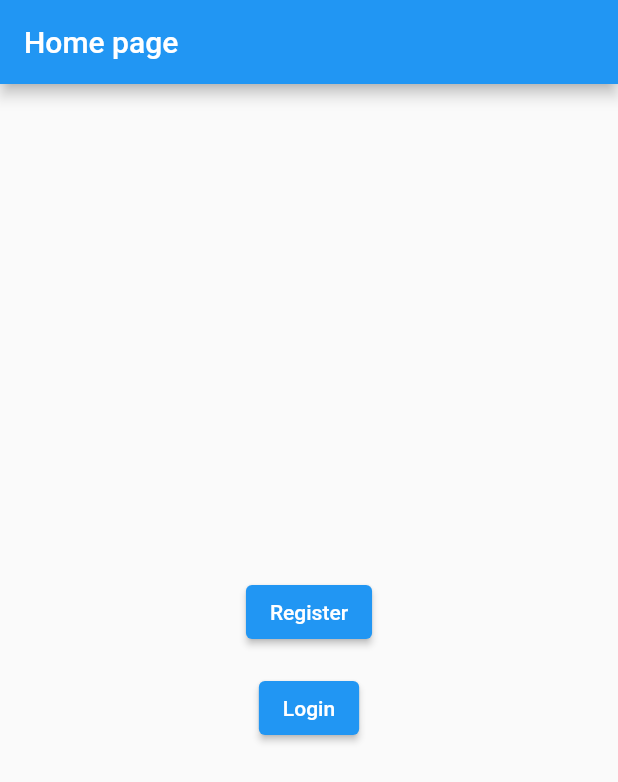
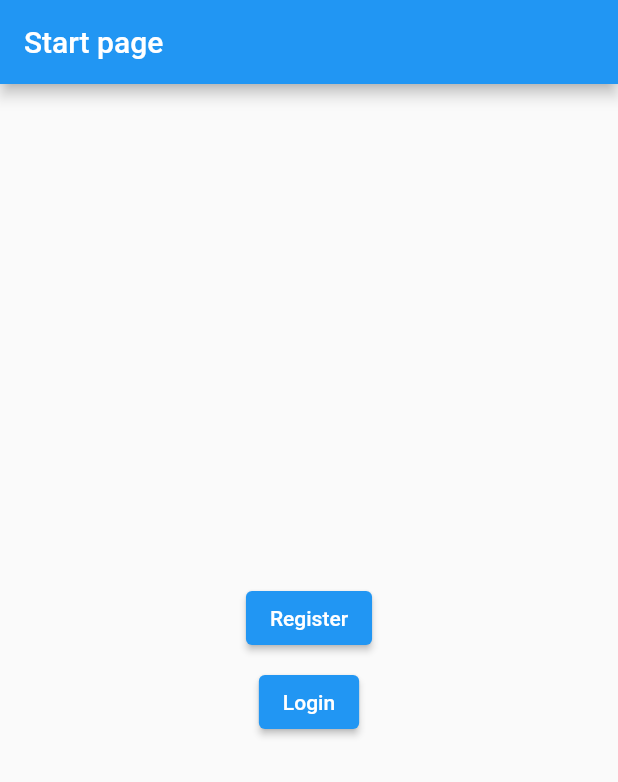
Before and after one commit to bogpie/online_banking_pini, a Flutter app: the screen it shows after launch, on a phone screen of 412 x 824 dp. Shown: the top 782 px of the screen. Run offline on Flutter 3.47's test engine with Material 2 defaults, Android fonts, the phone set to English and light mode, and no system bars; our stand-ins replace firebase_auth, firebase_core; accounts and stored records are empty.

Commit message:
Started registration

```diff
--- a/lib/main.dart
+++ b/lib/main.dart
@@ -1,9 +1,13 @@
 import 'package:flutter/material.dart';
 import 'package:online_banking_pini/pages/home_page.dart';
+import 'package:online_banking_pini/pages/start_page.dart';
 import 'package:online_banking_pini/pages/login_page.dart';
 import 'package:online_banking_pini/pages/register_page.dart';
+import 'package:firebase_core/firebase_core.dart';
 
-void main() {
+void main() async{
+  WidgetsFlutterBinding.ensureInitialized();
+  await Firebase.initializeApp();
   runApp(const MyApp());
 }
 
@@ -16,21 +20,13 @@ class MyApp extends StatelessWidget {
     return MaterialApp(
       title: 'Flutter Demo',
       theme: ThemeData(
-        // This is the theme of your application.
-        //
-        // Try running your application with "flutter run". You'll see the
-        // application has a blue toolbar. Then, without quitting the app, try
-        // changing the primarySwatch below to Colors.green and then invoke
-        // "hot reload" (press "r" in the console where you ran "flutter run",
-        // or simply save your changes to "hot reload" in a Flutter IDE).
-        // Notice that the counter didn't reset back to zero; the application
-        // is not restarted.
         primarySwatch: Colors.blue,
       ),
-      home: const HomePage(),
+      home: const StartPage(),
       routes: {
         '/register': (context) => const RegisterPage(),
         '/login': (context) => const LoginPage(),
+        '/home' : (context) => const HomePage(),
       },
     );
   }
--- a/lib/pages/home_page.dart
+++ b/lib/pages/home_page.dart
@@ -1,40 +1,36 @@
+import 'package:firebase_auth/firebase_auth.dart';
 import 'package:flutter/material.dart';
 
 class HomePage extends StatefulWidget {
   const HomePage({Key? key}) : super(key: key);
 
   @override
-  State<HomePage> createState() => _LoginPageState();
+  State<HomePage> createState() => _HomePageState();
 }
 
-class _LoginPageState extends State<HomePage> {
+class _HomePageState extends State<HomePage> {
+  final FirebaseAuth _auth = FirebaseAuth.instance;
+
   @override
   Widget build(BuildContext context) {
+    final FirebaseAuth _auth = FirebaseAuth.instance;
+    String displayName = '';
+    setState(() {
+      displayName = _auth.currentUser?.displayName ?? '';
+    });
+
     return Scaffold(
       appBar: AppBar(
         title: const Text('Home page'),
       ),
-      body: Center(
-        child: Column(
-          mainAxisAlignment: MainAxisAlignment.center,
-          crossAxisAlignment: CrossAxisAlignment.center,
-          children: [
-            ElevatedButton(
-              onPressed: () {
-                Navigator.pushNamed(context, '/register');
-              },
-              child: const Text('Register'),
-            ),
-            const SizedBox(
-              height: 16,
-            ),
-            ElevatedButton(
-              onPressed: () {
-                Navigator.pushNamed(context, '/login');
-              },
-              child: const Text('Login'),
-            ),
-          ],
+      body: Padding(
+        padding: const EdgeInsets.all(8.0),
+        child: Center(
+          child: Column(
+            children: [
+              Text('Hello ' + displayName),
+            ],
+          ),
         ),
       ),
     );
--- a/lib/pages/login_page.dart
+++ b/lib/pages/login_page.dart
@@ -31,7 +31,9 @@ class _LoginPageState extends State<LoginPage> {
               const SizedBox(
                 height: 16,
               ),
-              ElevatedButton(onPressed: () {}, child: const Text("Submit")),
+              ElevatedButton(onPressed: () {
+                Navigator.pushNamed(context, '/home');
+              }, child: const Text("Submit")),
             ],
           ),
         ),
--- /dev/null
+++ b/lib/pages/start_page.dart
@@ -0,0 +1,45 @@
+import 'package:firebase_auth/firebase_auth.dart';
+import 'package:flutter/material.dart';
+
+class StartPage extends StatefulWidget {
+  const StartPage({Key? key}) : super(key: key);
+
+  @override
+  State<StartPage> createState() => _LoginPageState();
+}
+
+class _LoginPageState extends State<StartPage> {
+  @override
+  Widget build(BuildContext context) {
+    final _auth = FirebaseAuth.instance;
+
+    return Scaffold(
+      appBar: AppBar(
+        title: const Text('Start page'),
+      ),
+      body: Center(
+        child: Column(
+          mainAxisAlignment: MainAxisAlignment.center,
+          crossAxisAlignment: CrossAxisAlignment.center,
+          children: [
+            ElevatedButton(
+              onPressed: () {
+                Navigator.pushNamed(context, '/register');
+              },
+              child: const Text('Register'),
+            ),
+            const SizedBox(
+              height: 8,
+            ),
+            ElevatedButton(
+              onPressed: () {
+                Navigator.pushNamed(context, '/login');
+              },
+              child: const Text('Login'),
+            ),
+          ],
+        ),
+      ),
+    );
+  }
+}
--- a/pubspec.yaml
+++ b/pubspec.yaml
@@ -33,7 +33,9 @@ dependencies:
 
   # The following adds the Cupertino Icons font to your application.
   # Use with the CupertinoIcons class for iOS style icons.
-  cupertino_icons: ^1.0.2
+  cupertino_icons: ^1.0.4
+  firebase_auth: ^3.3.16
+  firebase_core: ^1.15.0
 
 dev_dependencies:
   flutter_test:
```
Also changed, not shown: lib/pages/register_page.dart (+61 -1 lines), pubspec.lock, 4 other files.
